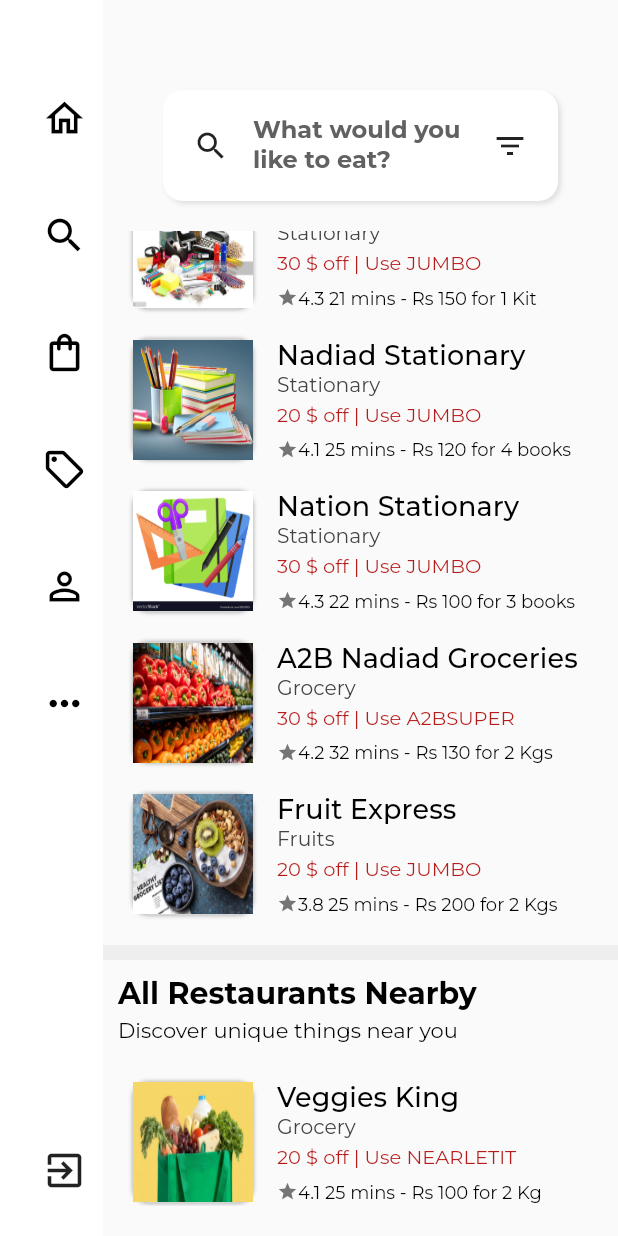
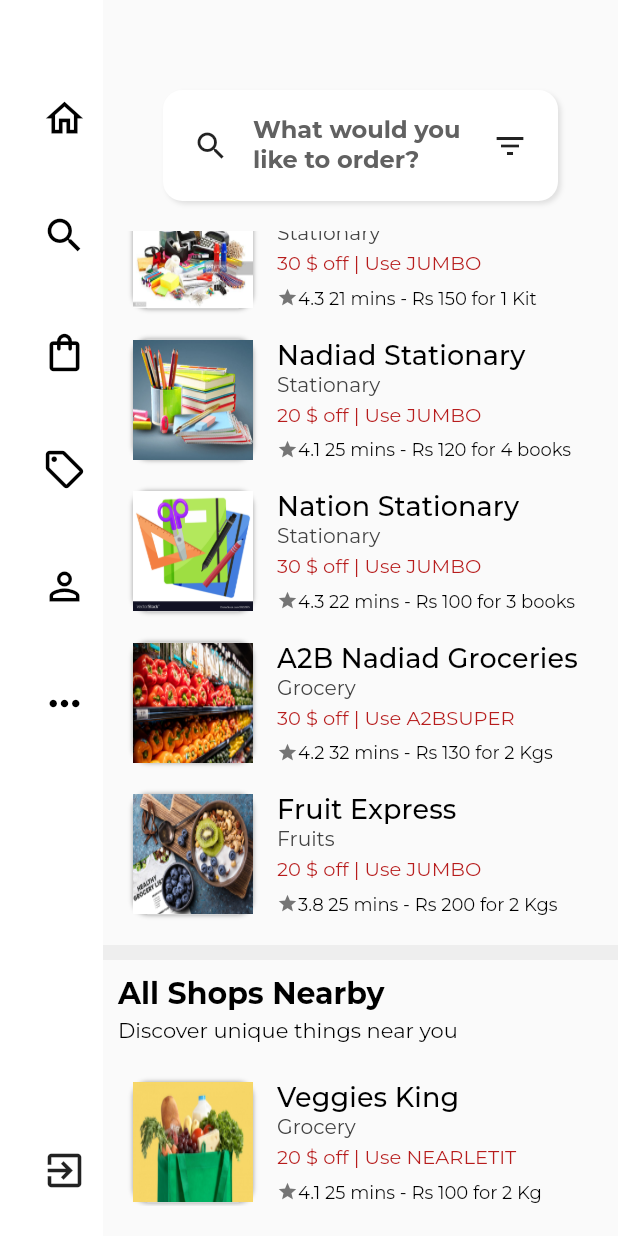
Before and after one commit to JaiMehta04/NearLet-Final, a Flutter app: the TabScreen screen opened directly, scrolled down 2880 dp, on a phone screen of 412 x 824 dp. Run offline on Flutter 3.47's test engine with Material 2 defaults, Android fonts, the phone set to English and light mode, and no system bars; our stand-ins replace camera, card_swiper, firebase_auth, firebase_core, font_awesome_flutter, google_fonts and 2 more; missing offline and left inert: dialog_flowtter, flutter_tflite; accounts and stored records are empty; project files that could hold a hidden picture were left out.

Commit message:
Update home_view.dart

```diff
--- a/lib/views/tab_desktop/home_view.dart
+++ b/lib/views/tab_desktop/home_view.dart
@@ -60,12 +60,12 @@ class _Body extends StatelessWidget {
             const FoodGroceriesAvailabilityView(),
             const CustomDividerView(),
             RestaurantVerticalListView(
-              title: 'Popular Restaurants',
+              title: 'Popular Shops',
               restaurants: SpotlightBestTopGrocery.getPopularAllShops(),
             ),
             const CustomDividerView(),
             RestaurantVerticalListView(
-              title: 'All Restaurants Nearby',
+              title: 'All Shops Nearby',
               restaurants: SpotlightBestTopGrocery.getPopularAllShops(),
               isAllRestaurantNearby: true,
             ),
@@ -102,7 +102,7 @@ class _Search extends StatelessWidget {
           UIHelper.horizontalSpaceMedium(),
           Expanded(
             child: Text(
-              'What would you like to eat?',
+              'What would you like to order?',
               style: Theme.of(context).textTheme.subtitle1!.copyWith(
                     color: Colors.grey[700],
                     fontWeight: FontWeight.bold,
```
